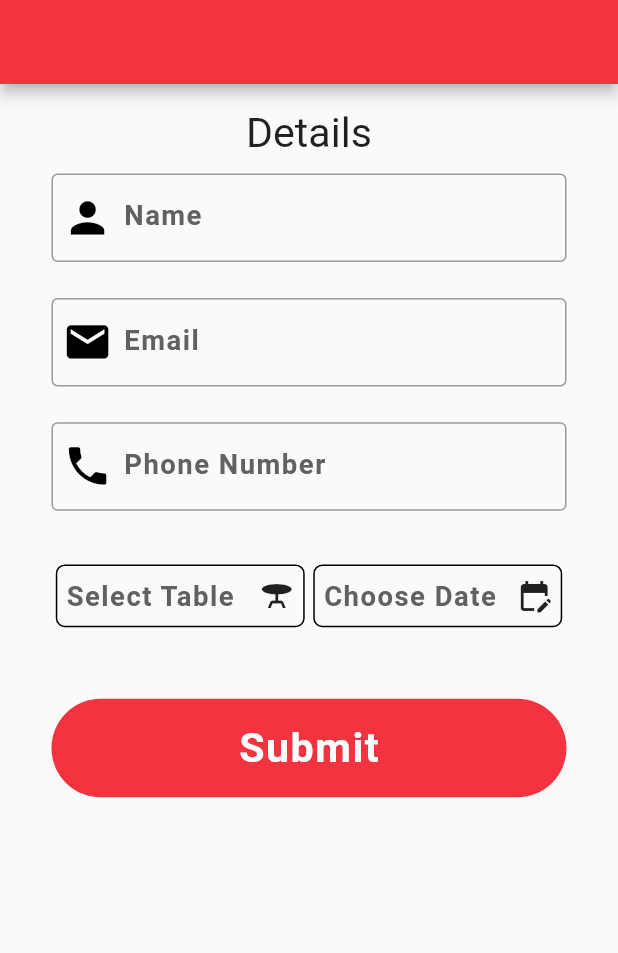
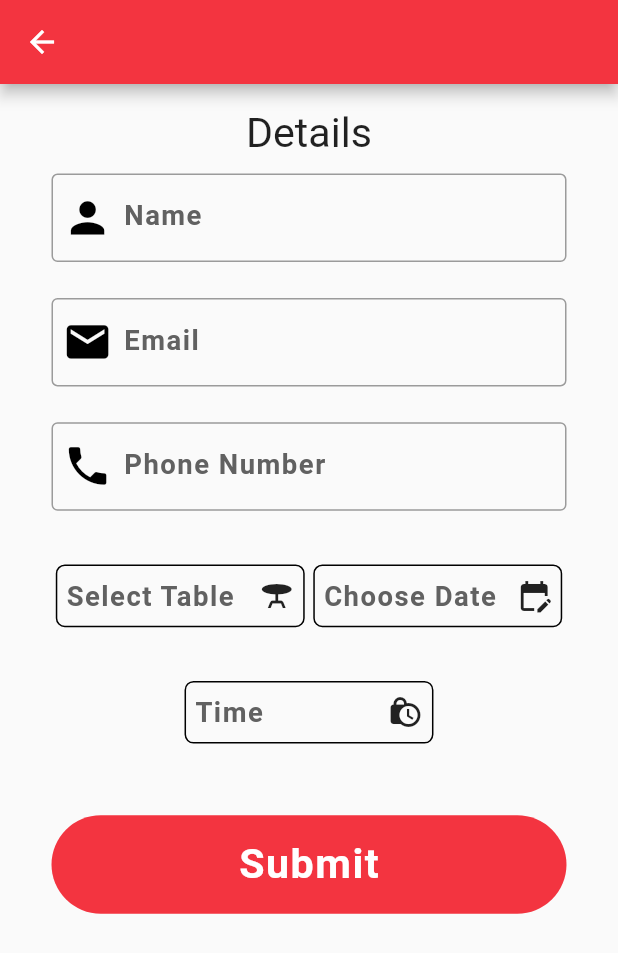
Before and after one commit to Pritsudo/Hotel_Traffic_Controller, a Flutter app: the FillDetailsScreen screen opened directly, after a tap on "Submit", on a phone screen of 412 x 824 dp. Shown: the top 953 px of the screen. Run offline on Flutter 3.47's test engine with Material 2 defaults, Android fonts, the phone set to English and light mode, and no system bars; our stand-ins replace cloud_firestore, firebase_auth, firebase_core, flutter_screenutil; accounts and stored records are empty; network calls fail.

Commit message:
Storing Booking Details in database with no anomaly and user authenrication token done.

```diff
--- a/lib/main.dart
+++ b/lib/main.dart
@@ -1,9 +1,11 @@
+import 'package:firebase_auth/firebase_auth.dart';
 import 'package:flutter/material.dart';
 import 'package:flutter_screenutil/flutter_screenutil.dart';
 import 'package:firebase_core/firebase_core.dart';
-import 'package:hotel_traffic_controller/screens/fill_details_screen.dart';
-import 'package:hotel_traffic_controller/screens/hotel_lists_screen.dart';
-import './screens/authenticationScreen.dart';
+import 'package:hotel_traffic_controller/user_part/screens/authenticationScreen.dart';
+import 'package:hotel_traffic_controller/user_part/screens/fill_details_screen.dart';
+import 'package:hotel_traffic_controller/utils/utils.dart';
+import 'package:provider/provider.dart';
 
 void main() async {
   WidgetsFlutterBinding.ensureInitialized();
@@ -22,24 +24,43 @@ class MyApp extends StatelessWidget {
         builder: (context, child) {
           return ScreenUtilInit(
             builder: (context, child) {
-            return MaterialApp(
+              return
+                  // MultiProvider(
+                  // providers: [
+                  //   ChangeNotifierProvider(
+                  //     create: (_) => UserUid(),
+                  //   )
+                  // ],
+                  // child:
+                  MaterialApp(
                 title: 'Flutter Demo',
                 theme: ThemeData(
                   primarySwatch: Colors.blue,
                 ),
-              home:
-              // HotelListScreen(),
-                   FillDetailsScreen(),
-              //     AuthenticationScreen(
-              //   isLogin: false,
-              // ),
+                home: StreamBuilder(
+                  builder: (context, AsyncSnapshot<User?> user) {
+                    if (user.connectionState == ConnectionState.waiting) {
+                      return const Center(
+                        child: CircularProgressIndicator(
+                          color: Colors.orange,
+                        ),
+                      );
+                    } else if (user.hasData) {
+                      return FillDetailsScreen();
+                    }
+                    return AuthenticationScreen(
+                      isLogin: false,
+                    );
+                  },
+                  stream: FirebaseAuth.instance.authStateChanges(),
+                ),
                 routes: {
                   // '/':(context) =>
                 },
+                // ),
               );
             },
           );
-      },
-    );
+        });
   }
 }
--- a/lib/resources/auth_function_class.dart
+++ b/lib/resources/auth_function_class.dart
@@ -1,7 +1,7 @@
 import 'package:firebase_auth/firebase_auth.dart';
 import 'package:cloud_firestore/cloud_firestore.dart';
-import 'package:hotel_traffic_controller/model/user_model.dart';
 import 'package:hotel_traffic_controller/resources/cloud_firestore_class.dart.dart';
+import 'package:hotel_traffic_controller/user_part/model/user_model.dart';
 
 final firebaseAuth = FirebaseAuth.instance;
 final firebaseStorage = FirebaseFirestore.instance;
--- a/lib/resources/cloud_firestore_class.dart.dart
+++ b/lib/resources/cloud_firestore_class.dart.dart
@@ -1,14 +1,41 @@
 import 'package:firebase_auth/firebase_auth.dart';
 import 'package:cloud_firestore/cloud_firestore.dart';
-import 'package:hotel_traffic_controller/model/user_model.dart';
+import 'package:hotel_traffic_controller/user_part/model/booking_details_model.dart';
+import 'package:hotel_traffic_controller/user_part/model/user_model.dart';
 
 
 final firebaseAuth = FirebaseAuth.instance;
 final firebaseStorage = FirebaseFirestore.instance;
 
-class CloudFireStoreClass{
- Future uploadUserData({required UserModel userModel}) async
-  {
-  await firebaseStorage.collection('users').doc(userModel.uid).set(userModel.modelToJson());
+class CloudFireStoreClass {
+  Future uploadUserData({required UserModel userModel}) async {
+    await firebaseStorage
+        .collection('users')
+        .doc(userModel.uid)
+        .set(userModel.modelToJson());
+  }
+
+  Future uploadBookingDetails(
+      {required BookingDetailsModel bookingDetailsModel}) async {
+
+    // This is Details for manager use
+
+    // bookingDetailsModel.orderStoredId = uid;
+    // Here will be one condition in which if user has booked table,
+    //then there will be new entry of order.
+    await firebaseStorage
+        .collection('orders')
+        .doc(bookingDetailsModel.orderStoredId)
+        .set(bookingDetailsModel.modelToJson());
+
+    // This is History for users
+
+    // Here will be one condtion which check entry for manager
+    await firebaseStorage
+        .collection('users')
+        .doc(bookingDetailsModel.uid)
+        .collection('orders')
+        .add(bookingDetailsModel.modelToJson());
+    // .set(bookingDetailsModel.modelToJson());
   }
 }
--- /dev/null
+++ b/lib/user_part/model/booking_details_model.dart
@@ -0,0 +1,35 @@
+import 'package:cloud_firestore/cloud_firestore.dart';
+import 'package:flutter/material.dart';
+
+class BookingDetailsModel {
+  final String uid;
+   String orderStoredId;
+  final String name;
+  final String email;
+  final String phoneNumber;
+  final int tableSize;
+  final DateTime date;
+  final Timestamp arrivalTime;
+
+  BookingDetailsModel({
+    required this.uid,
+    required this.orderStoredId,
+    required this.name,
+    required this.email,
+    required this.phoneNumber,
+    required this.tableSize,
+    required this.date,
+    required this.arrivalTime,
+  });
+
+  Map<String, dynamic> modelToJson() => {
+        'useId': uid,
+        'orderStoredId': orderStoredId,
+        'userName': name,
+        'emailAddress': email,
+        'phoneNumber': phoneNumber,
+        'tableSize': tableSize,
+        'date': date,
+        'arrivalTime': arrivalTime
+      };
+}
--- a/lib/screens/authenticationScreen.dart
+++ b/lib/user_part/screens/authenticationScreen.dart
@@ -1,10 +1,12 @@
 import 'package:flutter/gestures.dart';
 import 'package:flutter/material.dart';
 import 'package:flutter_screenutil/flutter_screenutil.dart';
+import 'package:hotel_traffic_controller/resources/auth_function_class.dart';
+
 import 'package:hotel_traffic_controller/utils/utils.dart';
 import 'package:hotel_traffic_controller/widgets/custom_button_widget.dart';
 import 'package:hotel_traffic_controller/widgets/textFormField_widget.dart';
-import 'package:hotel_traffic_controller/resources/auth_function_class.dart';
+
 
 class AuthenticationScreen extends StatefulWidget {
   bool isLogin;
--- a/lib/screens/fill_details_screen.dart
+++ b/lib/user_part/screens/fill_details_screen.dart
@@ -1,8 +1,15 @@
+import 'package:cloud_firestore/cloud_firestore.dart';
 import 'package:flutter/material.dart';
 import 'package:flutter_screenutil/flutter_screenutil.dart';
+import 'package:hotel_traffic_controller/resources/cloud_firestore_class.dart.dart';
+import 'package:hotel_traffic_controller/user_part/model/booking_details_model.dart';
+import 'package:hotel_traffic_controller/utils/utils.dart';
+import 'package:uuid/uuid.dart';
 import 'package:hotel_traffic_controller/widgets/choose_button_widget.dart';
 import 'package:hotel_traffic_controller/widgets/custom_button_widget.dart';
 import 'package:hotel_traffic_controller/widgets/textFormField_widget.dart';
+
+import 'package:provider/provider.dart';
 
 class FillDetailsScreen extends StatefulWidget {
   const FillDetailsScreen({Key? key}) : super(key: key);
@@ -12,6 +19,7 @@ class FillDetailsScreen extends StatefulWidget {
 }
 
 class _FillDetailsScreenState extends State<FillDetailsScreen> {
+
   final nameFocusNode = FocusNode();
   final emailFocusNode = FocusNode();
   final phoneNumberFocusNode = FocusNode();
@@ -21,6 +29,44 @@ class _FillDetailsScreenState extends State<FillDetailsScreen> {
   final phoneNumberController = TextEditingController();
 
   @override
+  void _submitData({
+    required String name,
+    required String phoneNumber,
+    required String email,
+    required int tableSize,
+    required DateTime date,
+    required Timestamp arrivalTime,
+  }) async {
+    if (name.isEmpty &&
+        phoneNumber.isEmpty &&
+        email.isEmpty &&
+        tableSize == null &&
+        date == null &&
+        arrivalTime == null) {
+      // Here will be some dialog box which show error
+    } else if (phoneNumber.length > 9 && phoneNumber.length < 0) {
+      //Condition
+    } else if (date.isBefore(DateTime.now())) {
+      // Enter valid date
+    }
+    // final userId = await Provider.of<UserUid>(context,listen: false).getUserId();
+    final orderStorderId = Uuid().v1();
+    print(orderStorderId);
+    print('Order is not printed yet');
+    BookingDetailsModel bookingDetailsModel = BookingDetailsModel(
+        uid: 'userId',
+        orderStoredId: orderStorderId,
+        name: name,
+        email: email,
+        phoneNumber: phoneNumber,
+        tableSize: tableSize,
+        date: date,
+        arrivalTime: arrivalTime);
+
+    await CloudFireStoreClass()
+        .uploadBookingDetails(bookingDetailsModel: bookingDetailsModel);
+    print('/.......................... Process Finished....................');
+  }
   Widget build(BuildContext context) {
     return GestureDetector(
       onTap: () => FocusManager.instance.primaryFocus?.unfocus(),
@@ -95,13 +141,31 @@ class _FillDetailsScreenState extends State<FillDetailsScreen> {
                           ChooseButtonWidget(
                               title: 'Choose Date',
                               function: () {},
-                              icon: Icon(Icons.edit_calendar)),
-
-
+                              icon: const Icon(Icons.edit_calendar)),
                         ],
                       ),
-                          SizedBox(height: 40.h,),
-                          CustomButtonWidget(backgroundColor: Color(0xffF33440), function: (){}, title: 'Submit', fntSize: 24.sp, color: Colors.white)
+                      SizedBox(
+                        height: 30.h,
+                      ),
+                      ChooseButtonWidget(
+                          title: 'Time',
+                          function: () {},
+                          icon: const Icon(Icons.lock_clock)),
+                      SizedBox(
+                        height: 40.h,
+                      ),
+                      CustomButtonWidget(
+                          backgroundColor: Color(0xffF33440),
+                          function: () => _submitData(
+                              name: nameController.text,
+                              phoneNumber: phoneNumberController.text,
+                              email: emailController.text,
+                              tableSize: 15,
+                              date: DateTime(2014, 9, 7, 17, 30),
+                              arrivalTime: Timestamp(10, 1212)),
+                          title: 'Submit',
+                          fntSize: 24.sp,
+                          color: Colors.white)
                     ],
                   ),
                 )
--- a/lib/widgets/custom_button_widget.dart
+++ b/lib/widgets/custom_button_widget.dart
@@ -20,7 +20,9 @@ class CustomButtonWidget extends StatelessWidget {
   @override
   Widget build(BuildContext context) {
     return InkWell(
-      onTap: () =>function,
+      onTap:() {
+        function();
+      },
       child: Container(
         width: 300.w,
         height: 55.h,
```
Also changed, not shown: lib/manager_part/screens/home_screen.dart (added, +30 -0 lines), lib/utils/utils.dart (+12 -3 lines), pubspec.yaml (+3 -7 lines), lib/user_part/model/user_model.dart (renamed from lib/model/user_model.dart), lib/user_part/screens/hotel_lists_screen.dart (renamed from lib/screens/hotel_lists_screen.dart), pubspec.lock. Lines whose indentation alone changed are shown as unchanged.
